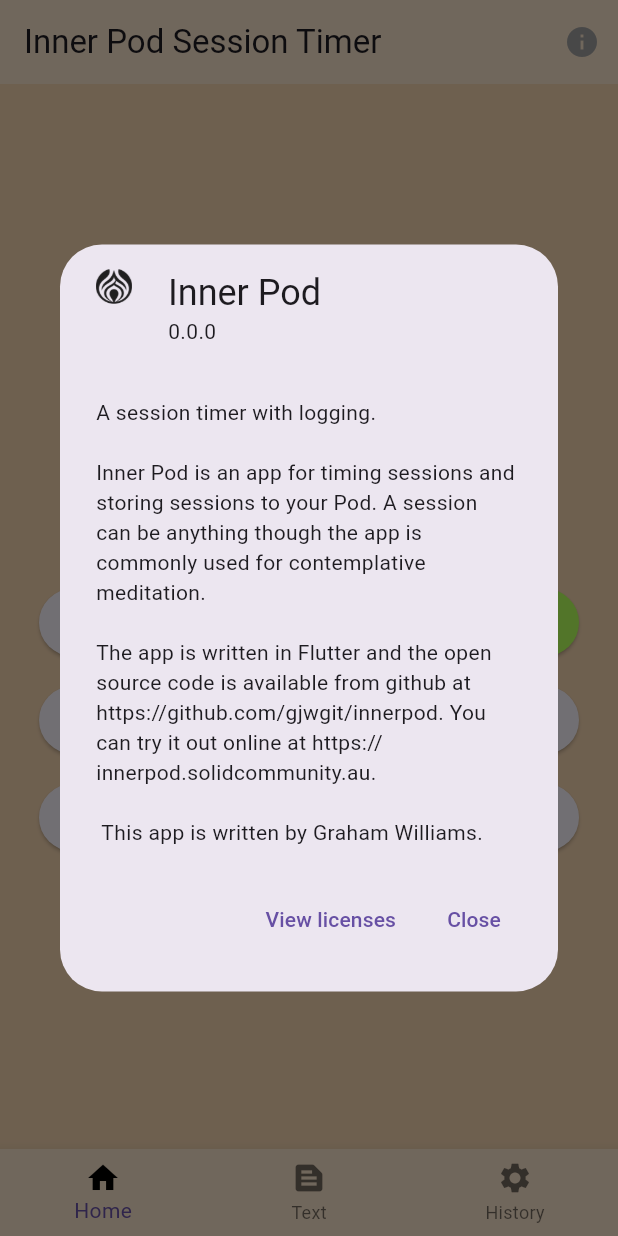
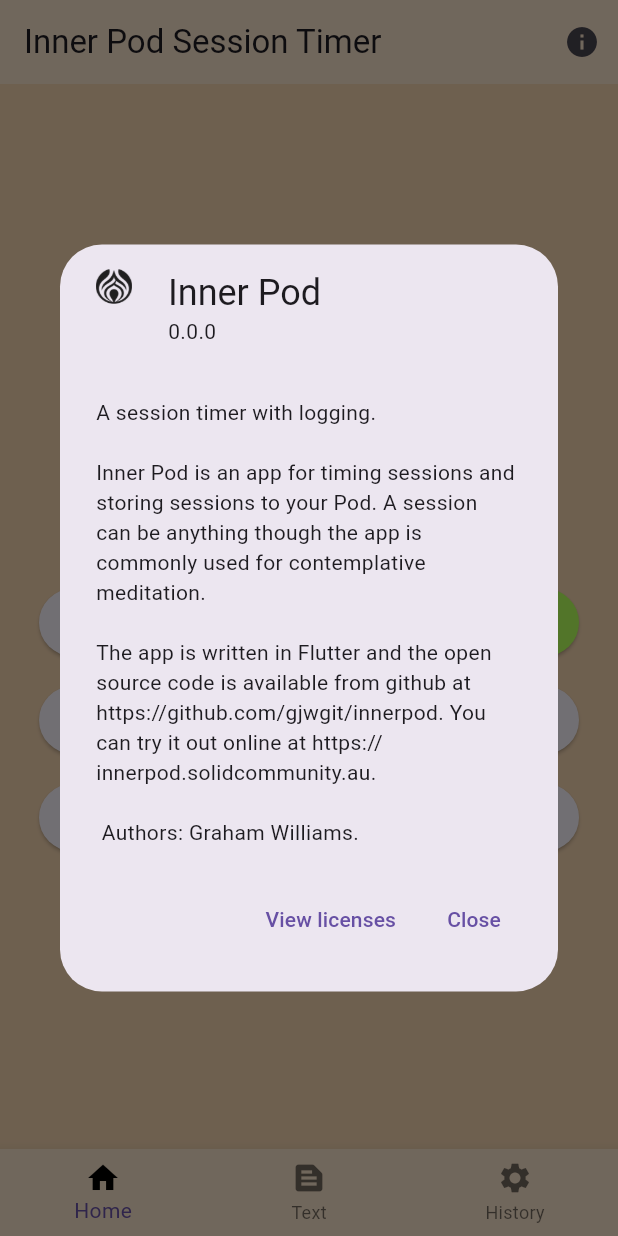
Before and after one commit to gjwgit/innerpod, a Flutter app: the screen it shows after launch, after a tap on the "info" icon, on a phone screen of 412 x 824 dp. Run offline on Flutter 3.47's test engine with Material 3 defaults, Android fonts, the phone set to English and light mode, and no system bars; our stand-ins replace audioplayers, wakelock_plus; missing offline and left inert: neon_circular_timer.

Commit message:
Cleanup main.dart and prep for merge into main branch.

```diff
--- a/lib/main.dart
+++ b/lib/main.dart
@@ -1,6 +1,6 @@
 /// Main program for the inner pod session timing and logging.
 //
-// Time-stamp: <Sunday 2024-02-04 11:18:02 +1100 Graham Williams>
+// Time-stamp: <Sunday 2024-02-04 11:25:34 +1100 Graham Williams>
 //
 /// Copyright (C) 2024, Togaware Pty Ltd
 ///
@@ -38,53 +38,51 @@
   // Call MaterialApp() here rather than within InnerPod so that
   // MaterialLocalizations is found when firing off the showAboutDialog.
 
-  runApp(MaterialApp(
-      title: 'Inner Pod',
-      debugShowCheckedModeBanner: false,
-      //     theme: ThemeData(
-      //         // Change the theme for the app here.
-//        cardTheme: const CardTheme(
-//          color: border,
-//        ),
-//          ),
-      home: const InnerPod()));
+  runApp(
+    const MaterialApp(
+        title: 'Inner Pod',
+        debugShowCheckedModeBanner: false,
+        home: InnerPod()),
+  );
 }
 
-class _InnerPodScaffold extends StatefulWidget {
-  // Construct the Scaffold as the main window to display after logging in to
-  // the Solid Pod. This is split out as a separate class and is Stateful to
-  // support the state of the navbar.
+/// The primary widget for the app.
 
-  const _InnerPodScaffold();
+class InnerPod extends StatelessWidget {
+  /// The primary app widget.
 
-  @override
-  _InnerPodScaffoldState createState() => _InnerPodScaffoldState();
-}
-
-class _InnerPodScaffoldState extends State<_InnerPodScaffold> {
-  // Construct the Scaffold as the main window to display after logging in to
-  // the Solid Pod.
-
-  // This widget is the root of the application.
+  const InnerPod({super.key});
 
   @override
   Widget build(BuildContext context) {
+    // Wrap the actual home widget within a SolidLogin. Our app has
+    // functionality that does not require access to Pod data (a session
+    // timer). If the user does connect to their Pod then the session
+    // information will be saved. Eventually we will have a Save Session and
+    // View History functionality that will then prompt to login to the POD at
+    // that time.
+
+    // TODO 20240204 gjw NOT USING SolidLogin() FOR NOW.
+
+    // return const SolidLogin(
+    //   title: 'MANAGE YOUR INNER POD',
+    //   requireLogin: false,
+    //   image: AssetImage('assets/images/inner_image.jpg'),
+    //   logo: AssetImage('assets/images/inner_icon.png'),
+    //   continueText: 'SESSION',
+    //   registerText: 'REGISTER',
+    //   link: 'https://github.com/gjwgit/innerpod/blob/main/README.md',
+    //   child: _InnerPodScaffold(),
+    // );
+
     return Scaffold(
       backgroundColor: background,
       appBar: AppBar(
         title: const Text('Inner Pod Session Timer'),
         backgroundColor: border,
-//        foregroundColor: Colors.black,
         actions: [
-          // RUN
-
           IconButton(
-            key: const Key('run_button'),
-            icon: const Icon(
-              //Icons.directions_run,
-              Icons.info,
-              color: Colors.grey,
-            ),
+            icon: const Icon(Icons.info),
             onPressed: () {
               showAboutDialog(
                 context: context,
@@ -103,7 +101,7 @@
                       ' https://github.com/gjwgit/innerpod.'
                       ' You can try it out online at'
                       ' https://innerpod.solidcommunity.au.\n\n'
-                      ' This app is written by Graham Williams.'),
+                      ' Authors: Graham Williams.'),
                 ],
               );
             },
@@ -111,9 +109,7 @@
           ),
         ],
       ),
-      body: Center(
-        child: Timer(),
-      ),
+      body: Center(child: Timer()),
       bottomNavigationBar: BottomNavigationBar(
         backgroundColor: border,
         items: const <BottomNavigationBarItem>[
@@ -134,35 +130,3 @@
     );
   }
 }
-
-/// The primary widget for the app.
-
-class InnerPod extends StatelessWidget {
-  /// The primary app widget.
-
-  const InnerPod({super.key});
-
-  @override
-  Widget build(BuildContext context) {
-    // Wrap the actual home widget within a SolidLogin. Our app has
-    // functionality that does not require access to Pod data (a session
-    // timer). If the user does connect to their Pod then the session
-    // information will be saved. Eventually we will have a Save Session and
-    // View History functionality that will then prompt to login to the POD at
-    // that time.
-
-    // Not using Solid Login for now.
-
-    // return const SolidLogin(
-    //   title: 'MANAGE YOUR INNER POD',
-    //   requireLogin: false,
-    //   image: AssetImage('assets/images/inner_image.jpg'),
-    //   logo: AssetImage('assets/images/inner_icon.png'),
-    //   continueText: 'SESSION',
-    //   registerText: 'REGISTER',
-    //   link: 'https://github.com/gjwgit/innerpod/blob/main/README.md',
-    //   child: _InnerPodScaffold(),
-    // );
-    return const _InnerPodScaffold();
-  }
-}
```
